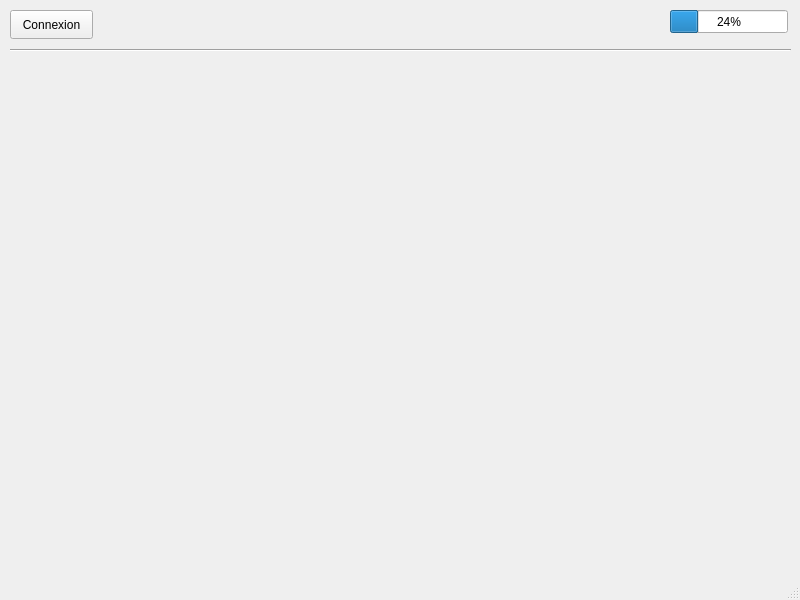
This is Wifi_Bot/mainwindow.ui in tom-rh/wifibot-esirem as Qt 5 draws it before an edit. The edited form follows.
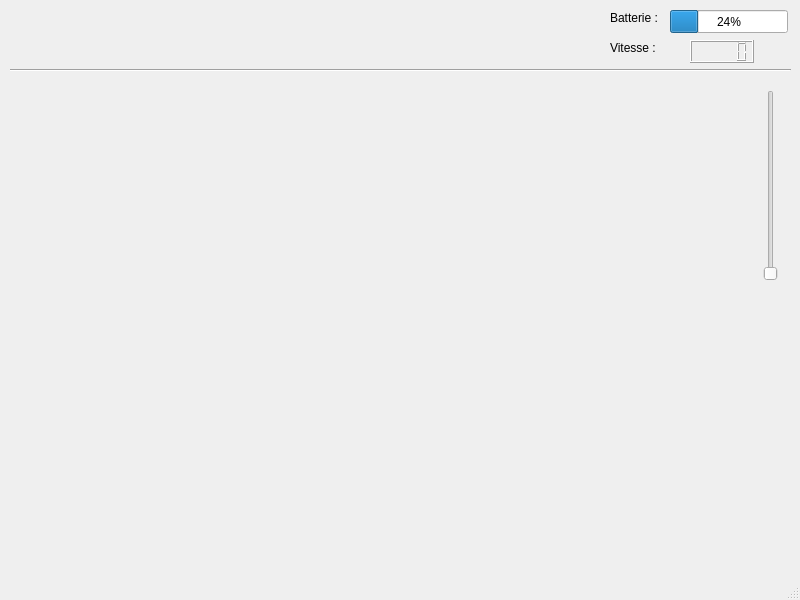
This is the edited form. Icons and pictures are not drawn.

Commit message: WIFIBOT-8 edit interface

The edit to the form file:
```diff
--- a/Wifi_Bot/mainwindow.ui
+++ b/Wifi_Bot/mainwindow.ui
@@ -23,21 +23,45 @@
       <x>10</x>
       <y>10</y>
       <width>83</width>
-      <height>29</height>
+      <height>51</height>
      </rect>
     </property>
+    <property name="font">
+     <font>
+      <family>Calibri</family>
+     </font>
+    </property>
     <property name="cursor">
      <cursorShape>PointingHandCursor</cursorShape>
     </property>
+    <property name="layoutDirection">
+     <enum>Qt::LeftToRight</enum>
+    </property>
+    <property name="autoFillBackground">
+     <bool>false</bool>
+    </property>
+    <property name="styleSheet">
+     <string notr="true">#btnConnexion {
+background-color: transparent;
+border-image: url(:ressources/off.jpg);
+background: none;
+border: none;
+background-repeat: none;
+}
+#btnConnexion:clicked
+{
+   border-image: url(:ressources/on.jpg);
+}</string>
+    </property>
     <property name="text">
-     <string>Connexion</string>
+     <string/>
     </property>
    </widget>
    <widget class="Line" name="line">
     <property name="geometry">
      <rect>
       <x>10</x>
-      <y>30</y>
+      <y>50</y>
       <width>781</width>
       <height>41</height>
      </rect>
@@ -59,6 +83,55 @@
      <number>24</number>
     </property>
    </widget>
+   <widget class="QLCDNumber" name="lcdSpeed">
+    <property name="geometry">
+     <rect>
+      <x>690</x>
+      <y>40</y>
+      <width>64</width>
+      <height>23</height>
+     </rect>
+    </property>
+   </widget>
+   <widget class="QLabel" name="label">
+    <property name="geometry">
+     <rect>
+      <x>610</x>
+      <y>10</y>
+      <width>49</width>
+      <height>16</height>
+     </rect>
+    </property>
+    <property name="text">
+     <string>Batterie :</string>
+    </property>
+   </widget>
+   <widget class="QLabel" name="label_2">
+    <property name="geometry">
+     <rect>
+      <x>610</x>
+      <y>40</y>
+      <width>49</width>
+      <height>16</height>
+     </rect>
+    </property>
+    <property name="text">
+     <string>Vitesse :</string>
+    </property>
+   </widget>
+   <widget class="QSlider" name="verticalSlider">
+    <property name="geometry">
+     <rect>
+      <x>750</x>
+      <y>90</y>
+      <width>41</width>
+      <height>191</height>
+     </rect>
+    </property>
+    <property name="orientation">
+     <enum>Qt::Vertical</enum>
+    </property>
+   </widget>
   </widget>
   <widget class="QMenuBar" name="menubar">
    <property name="geometry">
```
The commit also changes 1 other file.
